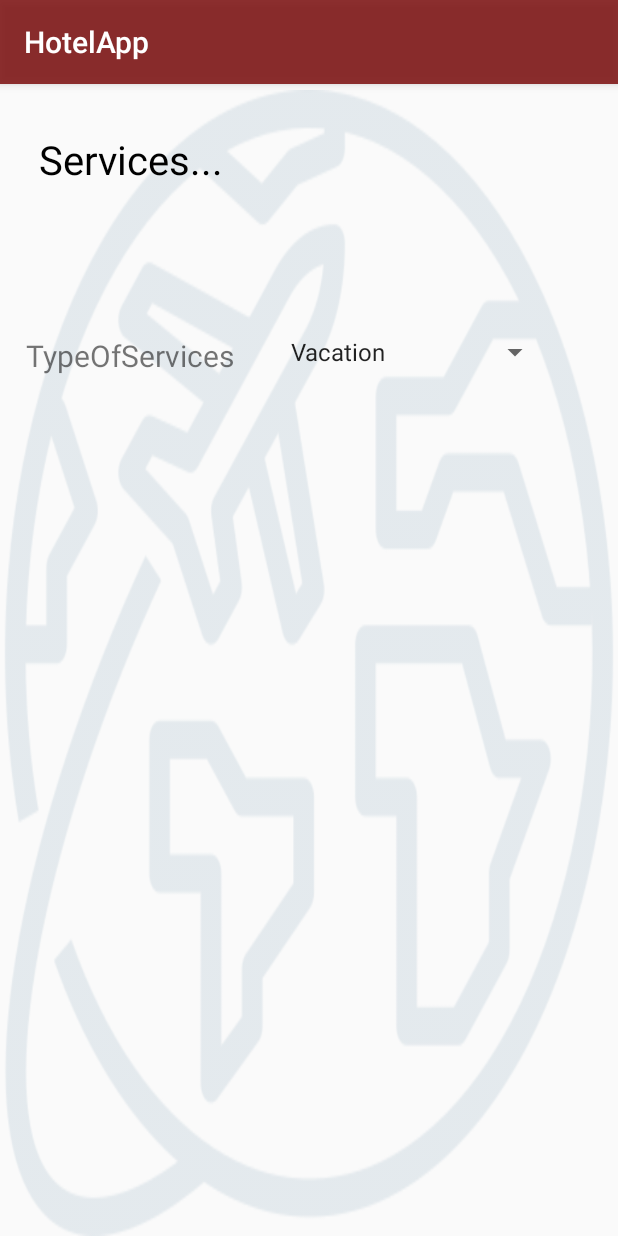
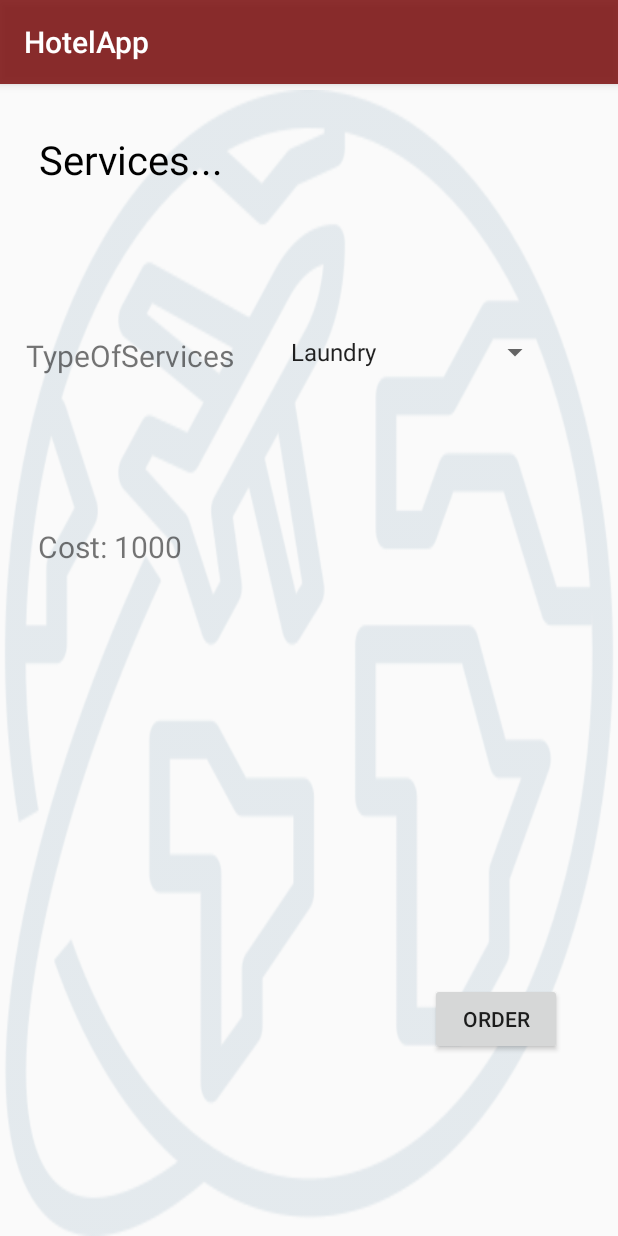
Before and after one commit to TessTheCreator/AndroidProj, an Android app: the ServiceActivity screen opened directly, with no data from a screen before it, on a phone screen of 412 x 824 dp. Run offline under Robolectric (Android 15) with nearby library versions, the phone set to English and light mode, and no system bars.

Commit message:
history done, service order done, small change need for service history but need to talk to u before i do that

```diff
--- a/app/src/main/AndroidManifest.xml
+++ b/app/src/main/AndroidManifest.xml
@@ -10,12 +10,11 @@
         android:supportsRtl="true"
         android:theme="@style/AppTheme">
         <activity android:name=".HistorySummaryDetail"></activity>
+        <activity android:name=".ServicesMainActivity"></activity>
         <activity android:name=".CheckIn_MainActivity" />
         <activity android:name=".History_MainActivity" />
-        <activity android:name=".HistoryDetailsActivity" />
         <activity android:name=".ServiceActivity" />
         <activity android:name=".BookingActivity" />
-        <activity android:name=".Activity_HIM_DetailsList" />
         <activity android:name=".HotelSearchResult" />
         <activity android:name=".FindHotel_Activity" />
         <activity android:name=".MainActivity">
--- a/app/src/main/java/com/example/hotelapp/CheckIn_MainActivity.java
+++ b/app/src/main/java/com/example/hotelapp/CheckIn_MainActivity.java
@@ -10,6 +10,8 @@ import android.widget.ArrayAdapter;
 import android.widget.ListView;
 
 public class CheckIn_MainActivity extends AppCompatActivity {
+
+
    String DummyList[] ={"serves1","serves2","serves3"};
 
     @Override
@@ -25,4 +27,5 @@ public class CheckIn_MainActivity extends AppCompatActivity {
 
 
   }
+
 }
--- a/app/src/main/java/com/example/hotelapp/Models/Visit.java
+++ b/app/src/main/java/com/example/hotelapp/Models/Visit.java
@@ -1,6 +1,8 @@
 package com.example.hotelapp.Models;
 
-public class Visit {
+import java.io.Serializable;
+
+public class Visit implements Serializable {
     String hotelName;
     double cost;
     int days;
--- a/app/src/main/java/com/example/hotelapp/ServiceActivity.java
+++ b/app/src/main/java/com/example/hotelapp/ServiceActivity.java
@@ -5,25 +5,86 @@ import androidx.appcompat.app.AppCompatActivity;
 import android.content.Intent;
 import android.os.Bundle;
 import android.util.Log;
+import android.view.View;
+import android.widget.AdapterView;
+import android.widget.ArrayAdapter;
+import android.widget.Spinner;
+import android.widget.TextView;
+import android.widget.Toast;
+
+import com.example.hotelapp.Models.service;
+import com.example.hotelapp.Models.serviceList;
+
+import java.util.ArrayList;
+import java.util.List;
 
 //This Class for Order New Service
 public class ServiceActivity extends AppCompatActivity {
+    TextView servicePrice;
+    List<service> serviceList;
+    private Spinner typeOfServices;
+    ArrayAdapter<String> spinnerArrayAdapter;
+
 
     @Override
     protected void onCreate(Bundle savedInstanceState) {
         super.onCreate(savedInstanceState);
+
         setContentView(R.layout.activity_service);
-        Intent intent =getIntent();
-        String Message2=intent.getStringExtra("Order");
+        servicePrice=findViewById(R.id.servicePrice);
+
+        typeOfServices= findViewById(R.id.spn_TypeServices);
+        populate();
+        typeOfServices.setOnItemSelectedListener(new AdapterView.OnItemSelectedListener() {
+            @Override
+            public void onItemSelected(AdapterView<?> parentView, View selectedItemView, int position, long id) {
+                servicePrice.setText("Cost: "+serviceList.get(position).getServiceCost());
+            }
+
+            @Override
+            public void onNothingSelected(AdapterView<?> parentView) {
+                // your code here
+            }
+
+        });
+    }
+
+
+      public void order(View view) {
+        int index= typeOfServices.getSelectedItemPosition();
+        service selectedService=serviceList.get(index);
+        DisplayToast("Service ordered!");
+          //save Data in Data Base..
+
+
+
+      }
+      private void populate(){
+        serviceList=new ArrayList<service>();
+          serviceList.add(new service("Laundry",1000));
+          serviceList.add(new service("Massage",500));
+          serviceList.add(new service("Fitness center",100));
+          serviceList.add(new service("Breakfast",300));
+          serviceList.add(new service("Dinner",200));
+        String[]  servicesArray=new String[serviceList.size()];
+          for(int i=0;i<serviceList.size();i++){
+              servicesArray[i]=serviceList.get(i).getServiceType();
+
+          }
+          spinnerArrayAdapter = new ArrayAdapter<String>(this,   android.R.layout.simple_spinner_item, servicesArray);
+          spinnerArrayAdapter.setDropDownViewResource(android.R.layout.simple_spinner_dropdown_item);
+          typeOfServices.setAdapter(spinnerArrayAdapter);
+
+
+
+
+      }
+
+    private void DisplayToast(String msg) {
+        Toast.makeText(getBaseContext(), msg,
+                Toast.LENGTH_SHORT).show();
+
 
     }
 
-    @Override
-      protected void onStop() {
-          super.onStop();
-          //save Data in Data Base..
-          String tag="Lifecycle Step Service:";
-          Log.d(tag,"In onStop Event");
-
-      }
   }
--- a/app/src/main/res/layout/activity_service.xml
+++ b/app/src/main/res/layout/activity_service.xml
@@ -39,7 +39,28 @@
         android:layout_alignParentTop="true"
         android:layout_marginStart="186dp"
         android:layout_marginTop="154dp"
-        android:entries="@array/spn_TypeServices" />
+         />
+
+    <Button
+        android:id="@+id/orderButton"
+        android:layout_width="wrap_content"
+        android:layout_height="wrap_content"
+        android:layout_below="@id/spn_TypeServices"
+        android:layout_marginLeft="130dp"
+        android:layout_marginTop="400dp"
+        android:layout_toRightOf="@id/txt_TypeOfServices"
+        android:onClick="order"
+        android:text="Order" />
+
+    <TextView
+        android:id="@+id/servicePrice"
+        android:layout_below="@id/txt_TypeOfServices"
+        android:layout_marginTop="100dp"
+        android:textSize="20dp"
+        android:layout_marginLeft="25dp"
+        android:layout_width="wrap_content"
+        android:layout_height="wrap_content"
+        android:text="Price:" />
 
 
 </RelativeLayout>
```
Also changed, not shown: app/src/main/java/com/example/hotelapp/BookingActivity.java (+16 -1 lines), app/src/main/java/com/example/hotelapp/HistoryDetailsActivity.java (deleted, +0 -21 lines), app/src/main/java/com/example/hotelapp/HistorySummaryDetail.java (+24 -2 lines), app/src/main/java/com/example/hotelapp/History_MainActivity.java (+10 -3 lines).
